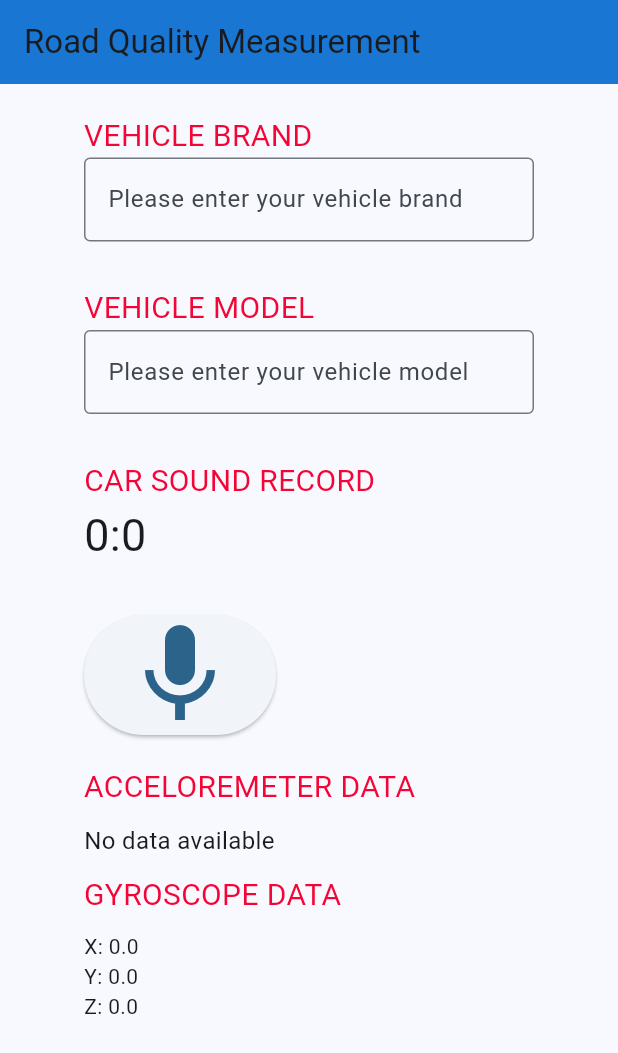
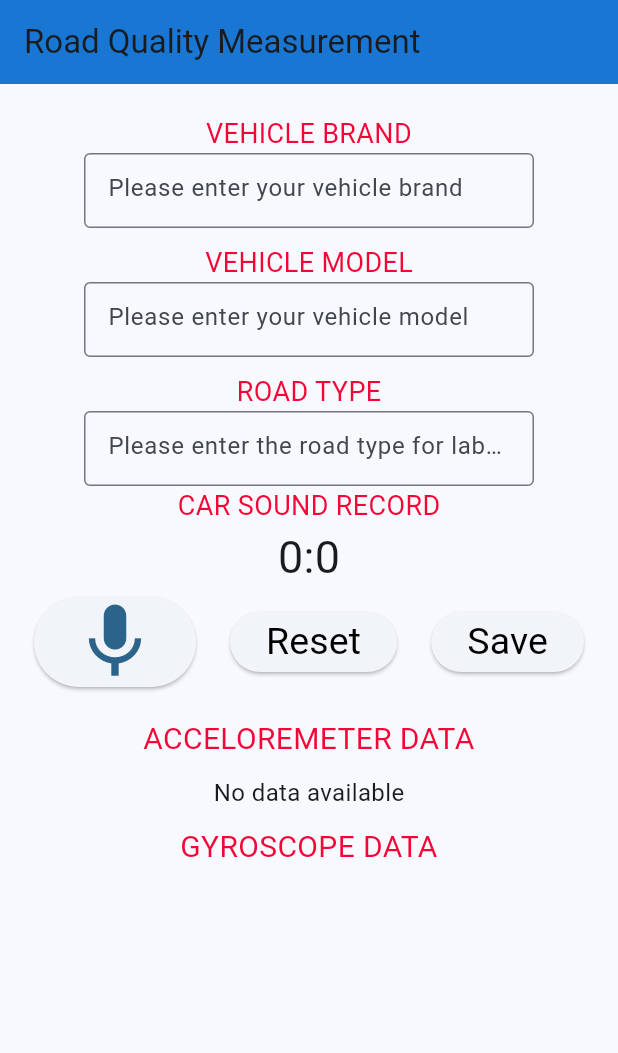
Before and after one commit to Sultannur129/arac_sarsinti, a Flutter app: the screen it shows after launch, on a phone screen of 412 x 824 dp. Shown: the top 1053 px of the screen. Run offline on Flutter 3.47's test engine with Material 3 defaults, Android fonts, the phone set to English and light mode, and no system bars; our stand-ins replace cloud_firestore, firebase_core, firebase_storage, permission_handler, sensors_plus; missing offline and left inert: flutter_sound, restart_app; accounts and stored records are empty.

Commit message:
Project changed and added road type

```diff
--- a/lib/main.dart
+++ b/lib/main.dart
@@ -1,6 +1,10 @@
 import 'dart:async' show Future, StreamSubscription;
 import 'dart:io';
 
+import 'package:arac_sarsinti/firebase_options.dart';
+import 'package:cloud_firestore/cloud_firestore.dart';
+import 'package:firebase_core/firebase_core.dart';
+import 'package:firebase_storage/firebase_storage.dart' as firebase_storage;
 import 'package:flutter/material.dart';
 // ignore: depend_on_referenced_packages
 import 'package:flutter_sound/flutter_sound.dart';
@@ -8,13 +12,17 @@ import 'package:flutter_sound/flutter_sound.dart';
 import 'package:flutter_sound/public/flutter_sound_recorder.dart';
 // ignore: depend_on_referenced_packages
 import 'package:permission_handler/permission_handler.dart';
+import 'package:restart_app/restart_app.dart';
 // ignore: depend_on_referenced_packages
 //import 'package:record/record.dat';
 // ignore: depend_on_referenced_packages
 import 'package:sensors_plus/sensors_plus.dart';
 
-void main() {
+Future<void> main() async {
   runApp(const MyApp());
+  await Firebase.initializeApp(
+    options: DefaultFirebaseOptions.currentPlatform,
+  );
 }
 
 class MyApp extends StatelessWidget {
@@ -41,6 +49,7 @@ class MyApp extends StatelessWidget {
           //
           // This works for code too, not just values: Most code changes can be
           // tested with just a hot reload.
+
           colorScheme: ColorScheme.fromSeed(
               seedColor: const Color.fromARGB(255, 35, 134, 195))),
       home: const MyHomePage(title: 'Road Quality Measurement'),
@@ -68,45 +77,105 @@ class MyHomePage extends StatefulWidget {
 
 class _MyHomePageState extends State<MyHomePage> {
   final recorder = FlutterSoundRecorder();
+  late File _audioFile;
+  int i = 0;
+  int j = 0;
+  int k = 0;
+  final TextEditingController brandController = TextEditingController();
+  final TextEditingController modelController = TextEditingController();
+  final TextEditingController roadTypeController = TextEditingController();
+
   bool isRecorderReady = false;
   // List to store accelerometer data
-  List<AccelerometerEvent> _accelerometerValues = [];
+  final List<AccelerometerEvent> _accelerometerValues = [];
+
+  final List<GyroscopeEvent> _gyroscopeValues = [];
 
   // StreamSubscription for accelerometer events
   late StreamSubscription<AccelerometerEvent> _accelerometerSubscription;
-  double _gyroX = 0.0;
-  double _gyroY = 0.0;
-  double _gyroZ = 0.0;
+  late StreamSubscription<GyroscopeEvent> _gyroscopeSubscription;
+  //double _gyroX = 0.0;
+  //double _gyroY = 0.0;
+  //double _gyroZ = 0.0;
+
   @override
   void initState() {
     super.initState();
     // Subscribe to accelerometer events
     // ignore: deprecated_member_use
-    _accelerometerSubscription = accelerometerEvents.listen((event) {
+    /*_accelerometerSubscription = accelerometerEvents.listen((event) {
       setState(() {
         // Update the _accelerometerValues list with the latest event
         _accelerometerValues = [event];
       });
-    });
+    });*/
     initRecorder();
 
     // Listen to gyroscope data stream
     // ignore: deprecated_member_use
-    gyroscopeEvents.listen((GyroscopeEvent event) {
+    /* gyroscopeEvents.listen((GyroscopeEvent event) {
       setState(() {
         _gyroX = event.x;
         _gyroY = event.y;
         _gyroZ = event.z;
       });
-    });
+    });*/
   }
 
   @override
   void dispose() {
     // Cancel the accelerometer event subscription to prevent memory leaks
     _accelerometerSubscription.cancel();
+    _gyroscopeSubscription.cancel();
     recorder.closeRecorder();
+    modelController.dispose();
+    brandController.dispose();
+    roadTypeController.dispose();
     super.dispose();
+  }
+
+  Future<int> saveAudioAndSensorData(
+      File audioFile,
+      List<AccelerometerEvent> accelerometerValues,
+      List<GyroscopeEvent> gyroscopeValues) async {
+    try {
+      String vehicleBrand = brandController.text;
+      String vehicleModel = modelController.text;
+      String roadType = roadTypeController.text;
+      FirebaseFirestore firestore = FirebaseFirestore.instance;
+      firebase_storage.Reference storageRef = firebase_storage
+          .FirebaseStorage.instance
+          .ref()
+          .child('Records/${DateTime.now().millisecondsSinceEpoch}');
+      CollectionReference reference = firestore.collection('data');
+      await storageRef.putFile(audioFile);
+      String audioUrl = await storageRef.getDownloadURL();
+
+      await reference.add({
+        'vehicleBrand': vehicleBrand,
+        'vehicleModel': vehicleModel,
+        'roadType': roadType,
+        'accelerometerData': _accelerometerValues
+            .map((event) => {
+                  'x': event.x,
+                  'y': event.y,
+                  'z': event.z,
+                })
+            .toList(),
+        'gyroscopeData': _gyroscopeValues
+            .map((event) => {
+                  'x': event.x,
+                  'y': event.y,
+                  'z': event.z,
+                })
+            .toList(),
+        'audioUrl': audioUrl
+      });
+      return 1;
+    } catch (error) {
+      //print(error);
+      return 0;
+    }
   }
 
   Future initRecorder() async {
@@ -128,18 +197,63 @@ class _MyHomePageState extends State<MyHomePage> {
 
   Future record() async {
     if (!isRecorderReady) return;
+    //_accelerometerValues.clear();
+    //Restart.restartApp(webOrigin: null);
+
+    // ignore: deprecated_member_use
+    _accelerometerSubscription = accelerometerEvents.listen((event) {
+      setState(() {
+        // Update the _accelerometerValues list with the latest event
+        _accelerometerValues.add(event);
+      });
+    });
+
+    // ignore: deprecated_member_use
+    _gyroscopeSubscription = gyroscopeEvents.listen((GyroscopeEvent event) {
+      setState(() {
+        _gyroscopeValues.add(event);
+      });
+    });
 
     await recorder.startRecorder(toFile: 'audio');
   }
 
   Future stop() async {
     if (!isRecorderReady) return;
+    _accelerometerSubscription.cancel();
+    _gyroscopeSubscription.cancel();
 
     final path = await recorder.stopRecorder();
-    final audioFile = File(path!);
+    _audioFile = File(path!);
 
     // ignore: avoid_print
-    print('Recorded audio: $audioFile');
+    print('Recorded audio: $_audioFile');
+  }
+
+  Future<void> _confirmDialog() async {
+    await showDialog<bool>(
+        context: context,
+        builder: (BuildContext context) {
+          return SimpleDialog(
+            title: const Text('Başarıyla kaydedildi.'),
+            children: <Widget>[
+              Row(
+                mainAxisAlignment: MainAxisAlignment.spaceEvenly,
+                children: <Widget>[
+                  SimpleDialogOption(
+                    onPressed: () {
+                      Navigator.pop(context, true);
+                    },
+                    child: const Text(
+                      'OK',
+                      style: TextStyle(fontWeight: FontWeight.bold),
+                    ),
+                  ),
+                ],
+              ),
+            ],
+          );
+        });
   }
 
   @override
@@ -178,7 +292,7 @@ class _MyHomePageState extends State<MyHomePage> {
           // TRY THIS: Invoke "debug painting" (choose the "Toggle Debug Paint"
           // action in the IDE, or press "p" in the console), to see the
           // wireframe for each widget.
-          crossAxisAlignment: CrossAxisAlignment.start,
+          crossAxisAlignment: CrossAxisAlignment.center,
 
           children: <Widget>[
             const SizedBox(
@@ -188,47 +302,70 @@ class _MyHomePageState extends State<MyHomePage> {
               'VEHICLE BRAND',
               textAlign: TextAlign.center,
               style: TextStyle(
-                  color: Color.fromRGBO(245, 4, 52, 0.996), fontSize: 20),
+                  color: Color.fromRGBO(245, 4, 52, 0.996), fontSize: 18),
             ),
-            const SizedBox(
+            SizedBox(
+              height: 50,
               width: 300,
               child: TextField(
-                decoration: InputDecoration(
+                controller: brandController,
+                decoration: const InputDecoration(
                   border: OutlineInputBorder(),
                   hintText: 'Please enter your vehicle brand',
                 ),
               ),
             ),
             const SizedBox(
-              height: 30,
+              height: 10,
             ),
             const Text(
               'VEHICLE MODEL',
               style: TextStyle(
-                  color: Color.fromRGBO(245, 4, 52, 0.996), fontSize: 20),
+                  color: Color.fromRGBO(245, 4, 52, 0.996), fontSize: 18),
             ),
-            const SizedBox(
+            SizedBox(
+              height: 50,
               width: 300,
               child: TextField(
-                decoration: InputDecoration(
+                controller: modelController,
+                decoration: const InputDecoration(
                   border: OutlineInputBorder(),
                   hintText: 'Please enter your vehicle model',
                 ),
               ),
             ),
             const SizedBox(
-              height: 30,
+              height: 10,
+            ),
+            const Text(
+              'ROAD TYPE',
+              style: TextStyle(
+                  color: Color.fromRGBO(245, 4, 52, 0.996), fontSize: 18),
+            ),
+            SizedBox(
+              height: 50,
+              width: 300,
+              child: TextField(
+                controller: roadTypeController,
+                decoration: const InputDecoration(
+                  border: OutlineInputBorder(),
+                  hintText: 'Please enter the road type for labeling',
+                ),
+              ),
             ),
             const Text(
               'CAR SOUND RECORD',
               style: TextStyle(
-                  color: Color.fromRGBO(245, 4, 52, 0.996), fontSize: 20),
+                  color: Color.fromRGBO(245, 4, 52, 0.996), fontSize: 18),
             ),
             StreamBuilder<RecordingDisposition>(
               stream: recorder.onProgress,
               builder: (context, snapshot) {
                 final duration =
                     snapshot.hasData ? snapshot.data!.duration : Duration.zero;
+                if (duration == Duration.zero) {
+                  _accelerometerValues.length = 0;
+                }
 
                 String twoDigits(int n) {
                   return n.toString().padLeft(0);
@@ -243,11 +380,14 @@ class _MyHomePageState extends State<MyHomePage> {
                     style: const TextStyle(fontSize: 30));
               },
             ),
-            const SizedBox(height: 32),
+            const SizedBox(height: 5),
+            Row(
+              mainAxisAlignment: MainAxisAlignment.spaceEvenly,
+              children: [
                 ElevatedButton(
                   child: Icon(
                     recorder.isRecording ? Icons.stop : Icons.mic,
-                size: 80,
+                    size: 60,
                   ),
                   onPressed: () async {
                     if (recorder.isRecording) {
@@ -255,8 +395,38 @@ class _MyHomePageState extends State<MyHomePage> {
                     } else {
                       await record();
                     }
+
                     setState(() {});
                   },
+                ),
+                ElevatedButton(
+                  onPressed: () {
+                    Restart.restartApp(webOrigin: null);
+                  },
+                  child: const Text(
+                    "Reset",
+                    style: TextStyle(
+                        fontSize: 25,
+                        color: Colors.black,
+                        fontWeight: FontWeight.w400),
+                  ),
+                ),
+                ElevatedButton(
+                  onPressed: () {
+                    _confirmDialog();
+                    saveAudioAndSensorData(
+                            _audioFile, _accelerometerValues, _gyroscopeValues)
+                        as int;
+                  },
+                  child: const Text(
+                    "Save",
+                    style: TextStyle(
+                        fontSize: 25,
+                        color: Colors.black,
+                        fontWeight: FontWeight.w400),
+                  ),
+                ),
+              ],
             ),
             const SizedBox(
               height: 20,
@@ -270,9 +440,10 @@ class _MyHomePageState extends State<MyHomePage> {
             const SizedBox(height: 10),
             if (_accelerometerValues.isNotEmpty)
               Text(
-                'X: ${_accelerometerValues[0].x.toStringAsFixed(2)}, '
-                'Y: ${_accelerometerValues[0].y.toStringAsFixed(2)}, '
-                'Z: ${_accelerometerValues[0].z.toStringAsFixed(2)}',
+                'X: ${_accelerometerValues[i++].x.toStringAsFixed(2)}, '
+                'Y: ${_accelerometerValues[i++].y.toStringAsFixed(2)}, '
+                'Z: ${_accelerometerValues[i++].z.toStringAsFixed(2)}',
+                //'Uzunluk: ${_accelerometerValues.length}',
                 style: const TextStyle(fontSize: 16),
               )
             else
@@ -284,10 +455,12 @@ class _MyHomePageState extends State<MyHomePage> {
               style: TextStyle(
                   color: Color.fromRGBO(245, 4, 52, 0.996), fontSize: 20),
             ),
-            const SizedBox(height: 10),
-            Text('X: $_gyroX'), // Display gyroscope X data
-            Text('Y: $_gyroY'), // Display gyroscope Y data
-            Text('Z: $_gyroZ'),
+            const SizedBox(height: 2),
+            /*Text(
+                'X: ${_gyroscopeValues[j++].x.toStringAsFixed(5)}'), // Display gyroscope X data
+            Text(
+                'Y: ${_gyroscopeValues[j++].y.toStringAsFixed(5)}'), // Display gyroscope Y data
+            Text('Z: ${_gyroscopeValues[j++].z.toStringAsFixed(5)}'),*/
           ],
         ),
       ),
--- a/pubspec.yaml
+++ b/pubspec.yaml
@@ -28,6 +28,7 @@ environment:
 # the latest version available on pub.dev. To see which dependencies have newer
 # versions available, run `flutter pub outdated`.
 dependencies:
+
   flutter:
     sdk: flutter
 
@@ -38,6 +39,11 @@ dependencies:
   # Use with the CupertinoIcons class for iOS style icons.
   cupertino_icons: ^1.0.2
   sensors_plus: ^4.0.2
+  restart_app: ^1.2.1
+  firebase_core: ^2.25.4
+  firebase_analytics: ^10.8.6
+  cloud_firestore: ^4.15.5
+  firebase_storage: ^11.6.6
 
 
 
```
Also changed, not shown: lib/firebase_options.dart (added), pubspec.lock, 9 other files. Lines whose indentation alone changed are shown as unchanged.
